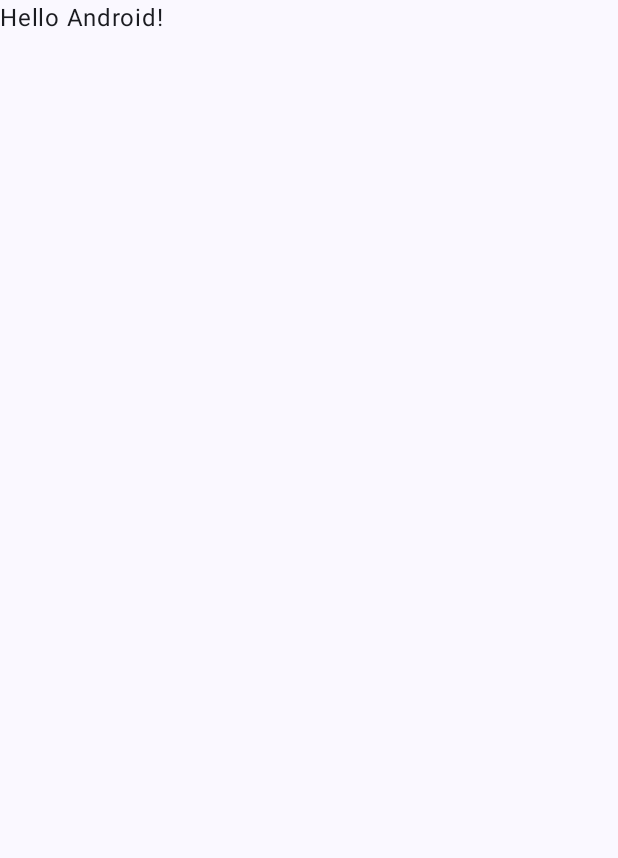
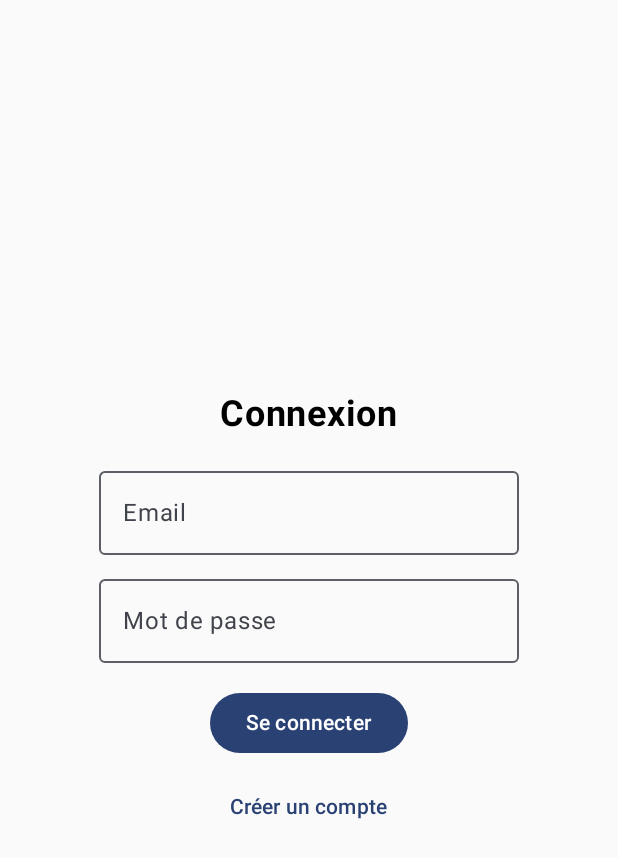
Before and after one commit to josefnet/Ninao, an Android app built with Jetpack Compose: the screen it shows after launch (MainActivity), on a phone screen of 412 x 824 dp. Before the commit the part shown is almost empty. Shown: the top 858 px of the screen. Run offline under Robolectric (Android 15) with nearby library versions, the phone set to English and light mode, and no system bars.

```diff
--- a/app/build.gradle.kts
+++ b/app/build.gradle.kts
@@ -92,6 +92,10 @@ dependencies {
     // Serialization
     implementation(libs.serialization.json)
 
+    // Auth Google & Facebook
+    implementation(libs.play.services.auth)
+    implementation(libs.facebook.login)
+
     testImplementation(libs.junit)
     androidTestImplementation(libs.androidx.junit)
     androidTestImplementation(libs.androidx.espresso.core)
--- a/app/src/main/java/com/costostudio/ninao/MainActivity.kt
+++ b/app/src/main/java/com/costostudio/ninao/MainActivity.kt
@@ -4,44 +4,33 @@ import android.os.Bundle
 import androidx.activity.ComponentActivity
 import androidx.activity.compose.setContent
 import androidx.activity.enableEdgeToEdge
-import androidx.compose.foundation.layout.fillMaxSize
-import androidx.compose.foundation.layout.padding
-import androidx.compose.material3.Scaffold
-import androidx.compose.material3.Text
 import androidx.compose.runtime.Composable
-import androidx.compose.ui.Modifier
 import androidx.compose.ui.tooling.preview.Preview
+import com.costostudio.ninao.di.appModule
+import com.costostudio.ninao.presentation.navigation.AuthNavGraph
 import com.costostudio.ninao.presentation.ui.theme.NinaoTheme
+import org.koin.android.ext.koin.androidContext
+import org.koin.core.context.startKoin
 
 class MainActivity : ComponentActivity() {
     override fun onCreate(savedInstanceState: Bundle?) {
         super.onCreate(savedInstanceState)
+        // Initialisation de Koin
+        startKoin {
+            androidContext(this@MainActivity)
+            modules(appModule)
+        }
         enableEdgeToEdge()
         setContent {
             NinaoTheme {
-                Scaffold(modifier = Modifier.fillMaxSize()) { innerPadding ->
-                    Greeting(
-                        name = "Android",
-                        modifier = Modifier.padding(innerPadding)
-                    )
-                }
+                AuthNavGraph()
             }
         }
     }
 }
 
-@Composable
-fun Greeting(name: String, modifier: Modifier = Modifier) {
-    Text(
-        text = "Hello $name!",
-        modifier = modifier
-    )
-}
-
 @Preview(showBackground = true)
 @Composable
 fun GreetingPreview() {
-    NinaoTheme {
-        Greeting("Android")
-    }
+    NinaoTheme {}
 }
--- /dev/null
+++ b/app/src/main/java/com/costostudio/ninao/di/AppModule.kt
@@ -0,0 +1,11 @@
+package com.costostudio.ninao.di
+
+import com.costostudio.ninao.presentation.viewmodel.LoginViewModel
+import com.costostudio.ninao.presentation.viewmodel.RegisterViewModel
+import org.koin.androidx.viewmodel.dsl.viewModel
+import org.koin.dsl.module
+
+val appModule = module {
+    viewModel { LoginViewModel() }
+    viewModel { RegisterViewModel() }
+}
--- /dev/null
+++ b/app/src/main/java/com/costostudio/ninao/presentation/navigation/AuthNavGraph.kt
@@ -0,0 +1,27 @@
+package com.costostudio.ninao.presentation.navigation
+
+import androidx.compose.runtime.Composable
+import androidx.navigation.compose.NavHost
+import androidx.navigation.compose.composable
+import androidx.navigation.compose.rememberNavController
+import com.costostudio.ninao.presentation.screens.LoginScreen
+import com.costostudio.ninao.presentation.screens.RegisterScreen
+import com.costostudio.ninao.presentation.viewmodel.LoginViewModel
+import com.costostudio.ninao.presentation.viewmodel.RegisterViewModel
+import org.koin.androidx.compose.koinViewModel
+
+@Composable
+fun AuthNavGraph() {
+    val navController = rememberNavController()
+
+    NavHost(navController = navController, startDestination = "login") {
+        composable("login") {
+            val viewModel: LoginViewModel = koinViewModel()
+            LoginScreen(navController, viewModel)
+        }
+        composable("register") {
+            val viewModel: RegisterViewModel = koinViewModel()
+            RegisterScreen(navController,viewModel)
+        }
+    }
+}
--- /dev/null
+++ b/app/src/main/java/com/costostudio/ninao/presentation/screens/LoginScreen.kt
@@ -0,0 +1,87 @@
+package com.costostudio.ninao.presentation.screens
+
+import androidx.compose.foundation.layout.Arrangement
+import androidx.compose.foundation.layout.Column
+import androidx.compose.foundation.layout.Spacer
+import androidx.compose.foundation.layout.fillMaxSize
+import androidx.compose.foundation.layout.height
+import androidx.compose.foundation.layout.padding
+import androidx.compose.material3.Button
+import androidx.compose.material3.OutlinedTextField
+import androidx.compose.material3.Text
+import androidx.compose.material3.TextButton
+import androidx.compose.runtime.Composable
+import androidx.compose.runtime.LaunchedEffect
+import androidx.compose.runtime.collectAsState
+import androidx.compose.runtime.getValue
+import androidx.compose.runtime.mutableStateOf
+import androidx.compose.runtime.remember
+import androidx.compose.runtime.setValue
+import androidx.compose.ui.Alignment
+import androidx.compose.ui.Modifier
+import androidx.compose.ui.platform.LocalContext
+import androidx.compose.ui.text.font.FontWeight
+import androidx.compose.ui.text.input.PasswordVisualTransformation
+import androidx.compose.ui.tooling.preview.Preview
+import androidx.compose.ui.unit.dp
+import androidx.compose.ui.unit.sp
+import androidx.navigation.NavController
+import com.costostudio.ninao.presentation.viewmodel.LoginViewModel
+
+@Composable
+fun LoginScreen(navController: NavController, viewModel: LoginViewModel /*= get()*/) {
+    val loginState by viewModel.loginState.collectAsState()
+
+    Column(
+        modifier = Modifier
+            .fillMaxSize()
+            .padding(16.dp),
+        verticalArrangement = Arrangement.Center,
+        horizontalAlignment = Alignment.CenterHorizontally
+    ) {
+        Text(text = "Connexion", fontSize = 24.sp, fontWeight = FontWeight.Bold)
+
+        Spacer(modifier = Modifier.height(16.dp))
+
+        var email by remember { mutableStateOf("") }
+        var password by remember { mutableStateOf("") }
+
+        OutlinedTextField(
+            value = email, onValueChange = { email = it },
+            label = { Text("Email") }
+        )
+
+        Spacer(modifier = Modifier.height(8.dp))
+
+        OutlinedTextField(
+            value = password, onValueChange = { password = it },
+            label = { Text("Mot de passe") },
+            visualTransformation = PasswordVisualTransformation()
+        )
+
+        Spacer(modifier = Modifier.height(16.dp))
+
+        Button(onClick = { viewModel.login(email, password) }) {
+            Text("Se connecter")
+        }
+
+        if (loginState == true) {
+            // Redirection après connexion réussie
+            LaunchedEffect(Unit) {
+                navController.navigate("home")
+            }
+        }
+
+        Spacer(modifier = Modifier.height(8.dp))
+
+        TextButton(onClick = { navController.navigate("register") }) {
+            Text("Créer un compte")
+        }
+    }
+}
+
+@Preview
+@Composable
+fun LoginScreenPreview() {
+    LoginScreen(navController = NavController(LocalContext.current), viewModel = LoginViewModel())
+}
--- /dev/null
+++ b/app/src/main/java/com/costostudio/ninao/presentation/viewmodel/LoginViewModel.kt
@@ -0,0 +1,15 @@
+package com.costostudio.ninao.presentation.viewmodel
+
+import androidx.lifecycle.ViewModel
+import kotlinx.coroutines.flow.MutableStateFlow
+import kotlinx.coroutines.flow.StateFlow
+
+class LoginViewModel : ViewModel() {
+    private val _loginState = MutableStateFlow<Boolean?>(null)
+    val loginState: StateFlow<Boolean?> = _loginState
+
+    fun login(email: String, password: String) {
+        // TODO: Ajouter logique de connexion (API ou local)
+        _loginState.value = true
+    }
+}
--- a/gradle/libs.versions.toml
+++ b/gradle/libs.versions.toml
@@ -1,5 +1,6 @@
 [versions]
 agp = "8.6.0"
+facebookLogin = "16.1.3"
 kotlin = "1.9.0"
 coreKtx = "1.15.0"
 junit = "4.13.2"
@@ -13,6 +14,7 @@ androidx-compose = "1.5.1"
 compose-navigation = "2.7.3"
 koin = "3.5.0"
 coroutines = "1.7.3"
+playServicesAuth = "20.7.0"
 retrofit = "2.9.0"
 okhttp = "4.11.0"
 room = "2.6.1"
@@ -21,6 +23,7 @@ serialization = "1.6.0"
 
 [libraries]
 androidx-core-ktx = { group = "androidx.core", name = "core-ktx", version.ref = "coreKtx" }
+facebook-login = { module = "com.facebook.android:facebook-login", version.ref = "facebookLogin" }
 junit = { group = "junit", name = "junit", version.ref = "junit" }
 androidx-junit = { group = "androidx.test.ext", name = "junit", version.ref = "junitVersion" }
 androidx-espresso-core = { group = "androidx.test.espresso", name = "espresso-core", version.ref = "espressoCore" }
@@ -50,6 +53,7 @@ coroutines-core = { module = "org.jetbrains.kotlinx:kotlinx-coroutines-core", ve
 coroutines-android = { module = "org.jetbrains.kotlinx:kotlinx-coroutines-android", version.ref = "coroutines" }
 
 # Retrofit & OkHttp
+play-services-auth = { module = "com.google.android.gms:play-services-auth", version.ref = "playServicesAuth" }
 retrofit = { module = "com.squareup.retrofit2:retrofit", version.ref = "retrofit" }
 retrofit-gson = { module = "com.squareup.retrofit2:converter-gson", version.ref = "retrofit" }
 okhttp = { module = "com.squareup.okhttp3:okhttp", version.ref = "okhttp" }
```
Also changed, not shown: app/src/main/java/com/costostudio/ninao/presentation/screens/RegisterScreen.kt (added, +93 -0 lines), app/src/main/java/com/costostudio/ninao/presentation/viewmodel/RegisterViewModel.kt (added, +15 -0 lines).
